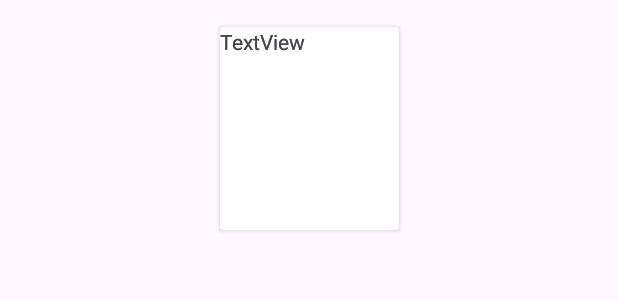
After one commit to agusaguerom/TP2-Android, an Android app: the layout item_products.xml on its own in the app's theme, with its tools: preview values and no code run, on a phone screen of 412 x 824 dp. The commit adds this screen. Shown: the top 300 px of the screen. Run offline under Robolectric (Android 15) with nearby library versions, the phone set to English and light mode, and no system bars.

Commit message:
Vistas Productos

```diff
--- a/app/src/main/java/com/example/tp2/MainActivity.java
+++ b/app/src/main/java/com/example/tp2/MainActivity.java
@@ -47,7 +47,6 @@ public class MainActivity extends AppCompatActivity {
 
 
         buttonLogin.setOnClickListener(new View.OnClickListener() {
-
             @Override
             public void onClick(View v) {
                 for(Usuario usuario : usuarios){
--- a/app/src/main/res/layout/fragment_products.xml
+++ b/app/src/main/res/layout/fragment_products.xml
@@ -15,4 +15,9 @@
         android:layout_height="wrap_content"
         android:text="Productos" />
 
+    <androidx.recyclerview.widget.RecyclerView
+        android:id="@+id/recyclerView"
+        android:layout_width="match_parent"
+        android:layout_height="match_parent"/>
+
 </LinearLayout>
--- /dev/null
+++ b/app/src/main/res/layout/item_products.xml
@@ -0,0 +1,29 @@
+<?xml version="1.0" encoding="utf-8"?>
+<androidx.constraintlayout.widget.ConstraintLayout xmlns:android="http://schemas.android.com/apk/res/android"
+    xmlns:app="http://schemas.android.com/apk/res-auto"
+    xmlns:tools="http://schemas.android.com/tools"
+    android:layout_width="match_parent"
+    android:layout_height="match_parent">
+
+    <androidx.cardview.widget.CardView
+        android:layout_width="119dp"
+        android:layout_height="135dp"
+        app:layout_constraintBottom_toBottomOf="parent"
+        app:layout_constraintEnd_toEndOf="parent"
+        app:layout_constraintStart_toStartOf="parent"
+        app:layout_constraintTop_toTopOf="parent"
+        app:layout_constraintVertical_bias="0.026">
+
+        <TextView
+            android:id="@+id/nombreproducto"
+            android:layout_width="wrap_content"
+            android:layout_height="wrap_content"
+            android:text="TextView" />
+
+        <TextView
+            android:id="@+id/precioproducto"
+            android:layout_width="wrap_content"
+            android:layout_height="wrap_content"
+            android:text="TextView" />
+    </androidx.cardview.widget.CardView>
+</androidx.constraintlayout.widget.ConstraintLayout>
```
Also changed, not shown: app/src/main/java/com/example/tp2/Fragments/ProductsFragment.java (+23 -2 lines), app/src/main/java/com/example/tp2/Fragments/UsersFragment.java (+3 -10 lines), app/src/main/java/com/example/tp2/ProductAdapter.java (added, +53 -0 lines), app/src/main/java/com/example/tp2/ProductsViewHolder.java (added, +17 -0 lines).
